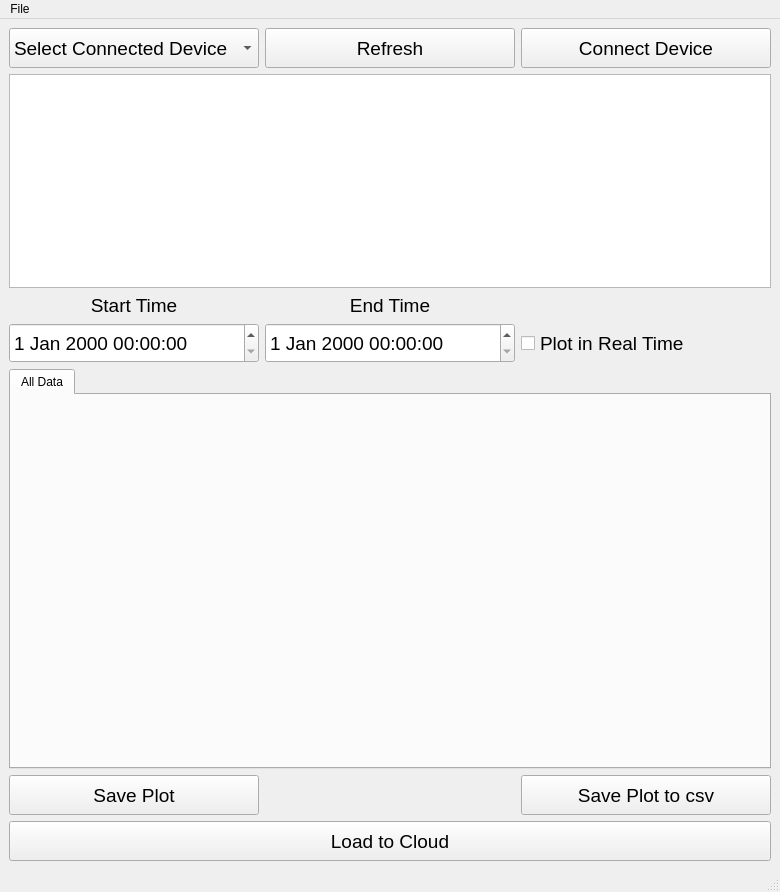
DimYun/ambient-logicyield-client, file client_main.ui: the form before one commit.
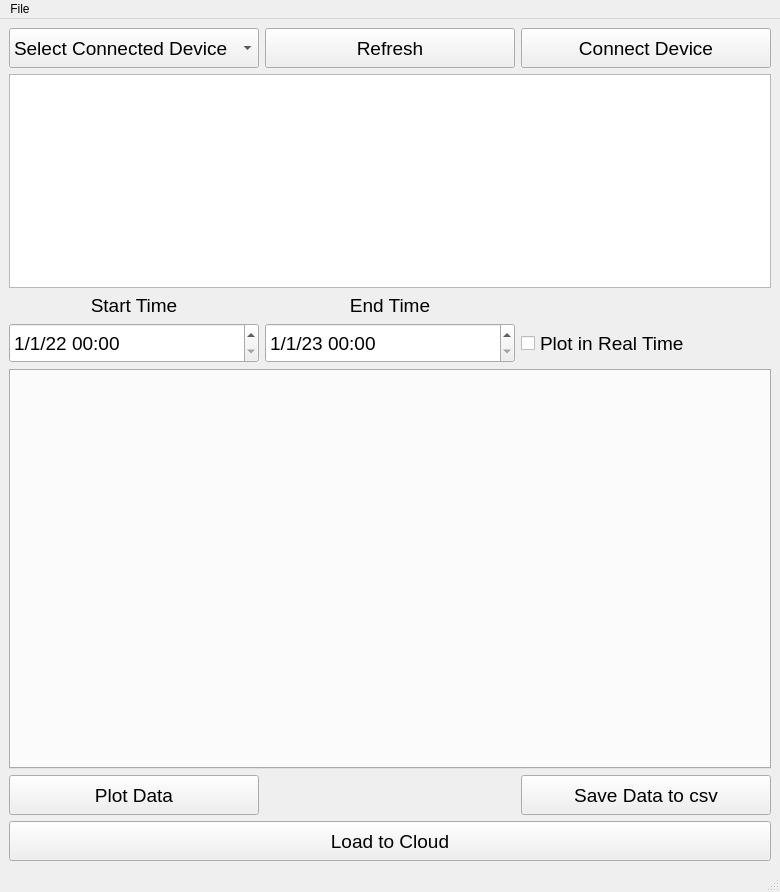
The form after the commit.

Commit message: Add plot implementation (matplotlib) and tab widget

```diff
--- a/client_main.ui
+++ b/client_main.ui
@@ -117,6 +117,22 @@
         <pointsize>14</pointsize>
        </font>
       </property>
+      <property name="locale">
+       <locale language="English" country="UnitedKingdom"/>
+      </property>
+      <property name="date">
+       <date>
+        <year>2022</year>
+        <month>1</month>
+        <day>1</day>
+       </date>
+      </property>
+      <property name="displayFormat">
+       <string>M/d/yy HH:mm</string>
+      </property>
+      <property name="timeSpec">
+       <enum>Qt::LocalTime</enum>
+      </property>
      </widget>
     </item>
     <item row="3" column="1">
@@ -132,6 +148,19 @@
         <pointsize>14</pointsize>
        </font>
       </property>
+      <property name="locale">
+       <locale language="English" country="UnitedKingdom"/>
+      </property>
+      <property name="date">
+       <date>
+        <year>2023</year>
+        <month>1</month>
+        <day>1</day>
+       </date>
+      </property>
+      <property name="displayFormat">
+       <string>M/d/yy HH:mm</string>
+      </property>
      </widget>
     </item>
     <item row="3" column="2">
@@ -163,11 +192,6 @@
       <property name="currentIndex">
        <number>0</number>
       </property>
-      <widget class="QWidget" name="all_d_tab">
-       <attribute name="title">
-        <string>All Data</string>
-       </attribute>
-      </widget>
      </widget>
     </item>
     <item row="5" column="0">
@@ -184,7 +208,7 @@
        </font>
       </property>
       <property name="text">
-       <string>Save Plot</string>
+       <string>Plot Data</string>
       </property>
      </widget>
     </item>
@@ -202,7 +226,7 @@
        </font>
       </property>
       <property name="text">
-       <string>Save Plot to csv</string>
+       <string>Save Data to csv</string>
       </property>
      </widget>
     </item>
```
Left out of the diff: 6 changed lines with no effect on the pictures. The commit also changes 2 other files.
